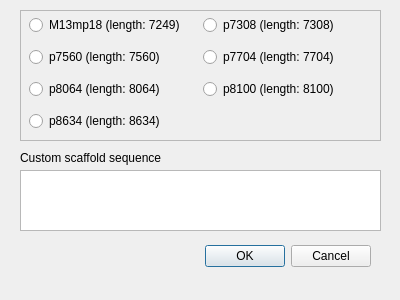
Before: the Qt Designer form src/vHelix/sequencedialog.ui in henkkagee/vHelix-Dashboard, drawn with Qt 5.
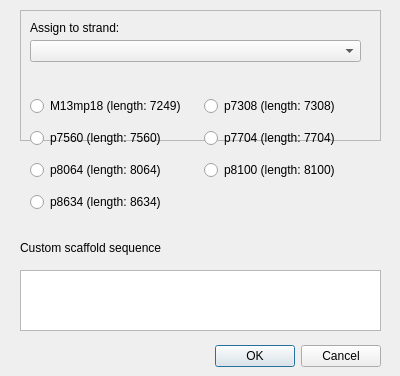
After: the same form once the commit is applied.

What changed in the file:
```diff
--- a/src/vHelix/sequencedialog.ui
+++ b/src/vHelix/sequencedialog.ui
@@ -7,7 +7,7 @@
     <x>0</x>
     <y>0</y>
     <width>400</width>
-    <height>300</height>
+    <height>376</height>
    </rect>
   </property>
   <property name="windowTitle">
@@ -16,8 +16,8 @@
   <widget class="QDialogButtonBox" name="buttonBox">
    <property name="geometry">
     <rect>
-     <x>30</x>
-     <y>240</y>
+     <x>40</x>
+     <y>340</y>
      <width>341</width>
      <height>32</height>
     </rect>
@@ -33,7 +33,7 @@
    <property name="geometry">
     <rect>
      <x>20</x>
-     <y>170</y>
+     <y>270</y>
      <width>361</width>
      <height>61</height>
     </rect>
@@ -54,11 +54,48 @@
    <property name="frameShadow">
     <enum>QFrame::Raised</enum>
    </property>
+   <widget class="QComboBox" name="comboBox">
+    <property name="geometry">
+     <rect>
+      <x>10</x>
+      <y>30</y>
+      <width>331</width>
+      <height>22</height>
+     </rect>
+    </property>
+   </widget>
+   <widget class="QLabel" name="label_2">
+    <property name="geometry">
+     <rect>
+      <x>10</x>
+      <y>10</y>
+      <width>101</width>
+      <height>16</height>
+     </rect>
+    </property>
+    <property name="text">
+     <string>Assign to strand:</string>
+    </property>
+   </widget>
+  </widget>
+  <widget class="QLabel" name="label">
+   <property name="geometry">
+    <rect>
+     <x>20</x>
+     <y>240</y>
+     <width>141</width>
+     <height>16</height>
+    </rect>
+   </property>
+   <property name="text">
+    <string>Custom scaffold sequence::</string>
+   </property>
+  </widget>
    <widget class="QWidget" name="gridLayoutWidget">
     <property name="geometry">
      <rect>
-      <x>9</x>
-      <y>-1</y>
+     <x>30</x>
+     <y>90</y>
       <width>341</width>
       <height>131</height>
      </rect>
@@ -114,20 +151,6 @@
       </widget>
      </item>
     </layout>
-   </widget>
-  </widget>
-  <widget class="QLabel" name="label">
-   <property name="geometry">
-    <rect>
-     <x>20</x>
-     <y>150</y>
-     <width>141</width>
-     <height>16</height>
-    </rect>
-   </property>
-   <property name="text">
-    <string>Custom scaffold sequence:</string>
-   </property>
   </widget>
  </widget>
  <resources/>
```
Lines whose indentation alone changed are shown as unchanged.
